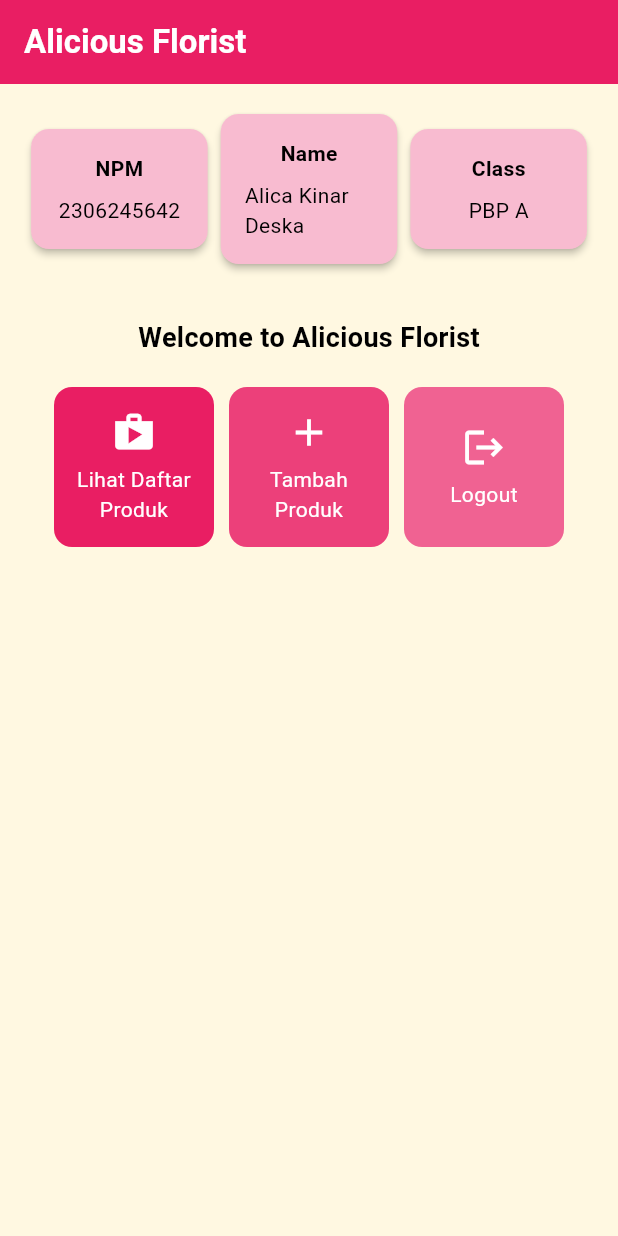
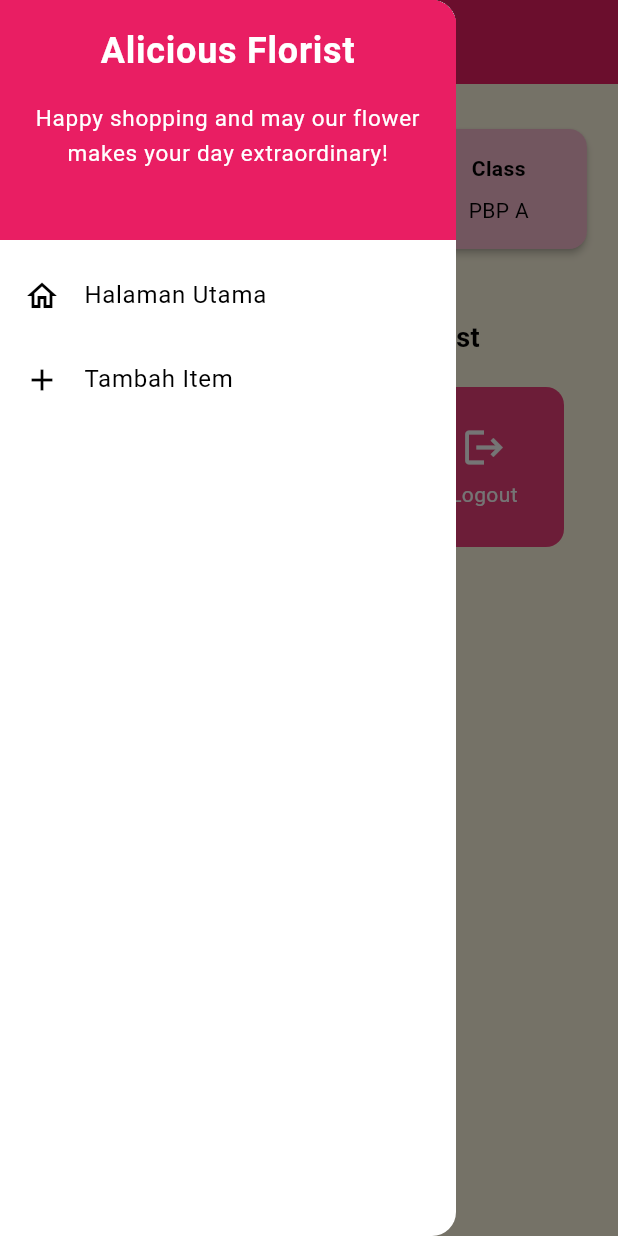
Before and after one commit to kinardes/alicious-florist-mobile, a Flutter app: the screen it shows after launch, with the side drawer open (before the commit the screen has no drawer), on a phone screen of 412 x 824 dp. Run offline on Flutter 3.47's test engine with Material 3 defaults, Android fonts, the phone set to English and light mode, and no system bars.

Commit message:
TUGAS 8 DONE YEAYYY

```diff
--- a/lib/main.dart
+++ b/lib/main.dart
@@ -1,4 +1,4 @@
-import 'package:alicious_florist/menu.dart';
+import 'package:alicious_florist/screens/menu.dart';
 import 'package:flutter/material.dart';
 
 void main() {
@@ -14,15 +14,30 @@ class MyApp extends StatelessWidget {
     return MaterialApp(
       title: 'Flutter Demo',
       theme: ThemeData(
+        // This is the theme of your application.
+        //
+        // TRY THIS: Try running your application with "flutter run". You'll see
+        // the application has a purple toolbar. Then, without quitting the app,
+        // try changing the seedColor in the colorScheme below to Colors.green
+        // and then invoke "hot reload" (save your changes or press the "hot
+        // reload" button in a Flutter-supported IDE, or press "r" if you used
+        // the command line to start the app).
+        //
+        // Notice that the counter didn't reset back to zero; the application
+        // state is not lost during the reload. To reset the state, use hot
+        // restart instead.
+        //
+        // This works for code too, not just values: Most code changes can be
+        // tested with just a hot reload.
          colorScheme: ColorScheme.fromSwatch(
               primarySwatch: Colors.pink,
         ).copyWith(
           secondary: Colors.pink[400],
-        surface: Colors.amber[50], // Set the background color here
+          surface: Colors.amber[50],
         ),
         useMaterial3: true,
       ),
-      home:MyHomePage(),
+      home: MyHomePage(),
     );
   }
 }
--- a/lib/menu.dart
+++ /dev/null
@@ -1,193 +0,0 @@
-import 'package:flutter/material.dart';
-
-class MyHomePage extends StatelessWidget {
-    final String npm = '2306245642'; // NPM
-    final String name = 'Alica Kinar Deska'; // Nama
-    final String className = 'PBP A'; // Kelas
-
-    final List<ItemHomepage> items = [
-         ItemHomepage("Lihat Daftar Produk", Icons.shop, Colors.pink),
-         ItemHomepage("Tambah Produk", Icons.add, Colors.pink.shade400),
-         ItemHomepage("Logout", Icons.logout, Colors.pink.shade300),
-    ];
-
-    MyHomePage({super.key});
-
-    @override
-    Widget build(BuildContext context) {
-      // Scaffold menyediakan struktur dasar halaman dengan AppBar dan body.
-      return Scaffold(
-        // AppBar adalah bagian atas halaman yang menampilkan judul.
-        appBar: AppBar(
-          // Judul aplikasi "Mental Health Tracker" dengan teks putih dan tebal.
-          title: const Text(
-            'Alicious Florist',
-            style: TextStyle(
-              color: Colors.white,
-              fontWeight: FontWeight.bold,
-            ),
-          ),
-          // Warna latar belakang AppBar diambil dari skema warna tema aplikasi.
-          backgroundColor: Theme.of(context).colorScheme.primary,
-        ),
-        backgroundColor: Theme.of(context).colorScheme.surface,
-        // Body halaman dengan padding di sekelilingnya.
-        body: SingleChildScrollView(
-          child: Padding(
-            padding: const EdgeInsets.all(16.0),
-            // Menyusun widget secara vertikal dalam sebuah kolom.
-            child: Column(
-              crossAxisAlignment: CrossAxisAlignment.center,
-              children: [
-                // Row untuk menampilkan 3 InfoCard secara horizontal.
-                Row(
-                  mainAxisAlignment: MainAxisAlignment.spaceEvenly,
-                  children: [
-                    InfoCard(title: 'NPM', content: npm),
-                    InfoCard(title: 'Name', content: name),
-                    InfoCard(title: 'Class', content: className),
-                  ],
-                ),
-                // Memberikan jarak vertikal 16 unit.
-                const SizedBox(height: 16.0),
-
-                // Menempatkan widget berikutnya di tengah halaman.
-                Center(
-                  child: Column(
-                    // Menyusun teks dan grid item secara vertikal.
-
-                    children: [
-                      // Menampilkan teks sambutan dengan gaya tebal dan ukuran 18.
-                      const Padding(
-                        padding: EdgeInsets.only(top: 16.0),
-                        child: Text(
-                          'Welcome to Alicious Florist',
-                          style: TextStyle(
-                            fontWeight: FontWeight.bold,
-                            fontSize: 18.0,
-                          ),
-                        ),
-                      ),
-
-                      // Grid untuk menampilkan ItemCard dalam bentuk grid 3 kolom.
-                      GridView.count(
-                        primary: true,
-                        padding: const EdgeInsets.all(20),
-                        crossAxisSpacing: 10,
-                        mainAxisSpacing: 10,
-                        crossAxisCount: 3,
-                        // Agar grid menyesuaikan tinggi kontennya.
-                        shrinkWrap: true,
-                        physics: const NeverScrollableScrollPhysics(),
-
-                        // Menampilkan ItemCard untuk setiap item dalam list items.
-                        children: items.map((ItemHomepage item) {
-                          return ItemCard(item);
-                        }).toList(),
-                      ),
-                    ],
-                  ),
-                ),
-              ],
-            ),
-          ),
-        ),
-      );
-    }
-  }
-
-class ItemHomepage {
-     final String name;
-     final IconData icon;
-     final Color color;
-
-     ItemHomepage(this.name, this.icon, this.color);
-}
-
-class InfoCard extends StatelessWidget {
-  // Kartu informasi yang menampilkan title dan content.
-
-  final String title;  // Judul kartu.
-  final String content;  // Isi kartu.
-
-  const InfoCard({super.key, required this.title, required this.content});
-
-  @override
-  Widget build(BuildContext context) {
-    return Card(
-      // Membuat kotak kartu dengan bayangan dibawahnya.
-      color: Colors.pink[100],
-      elevation: 2.0,
-      child: Container(
-        // Mengatur ukuran dan jarak di dalam kartu.
-        width: MediaQuery.of(context).size.width / 3.5, // menyesuaikan dengan lebar device yang digunakan.
-        padding: const EdgeInsets.all(16.0),
-        // Menyusun title dan content secara vertikal.
-        child: Column(
-          children: [
-            Text(
-              title,
-              style: const TextStyle(fontWeight: FontWeight.bold),
-            ),
-            const SizedBox(height: 8.0),
-            Text(content),
-          ],
-        ),
-      ),
-    );
-  }
-}
-
-class ItemCard extends StatelessWidget {
-  // Menampilkan kartu dengan ikon dan nama.
-
-  final ItemHomepage item;
-
-  const ItemCard(this.item, {super.key});
-
-  @override
-  Widget build(BuildContext context) {
-    return Material(
-      // Menentukan warna latar belakang dari tema aplikasi.
-      color: item.color,
-      // Membuat sudut kartu melengkung.
-      borderRadius: BorderRadius.circular(12),
-
-      child: InkWell(
-        // Aksi ketika kartu ditekan.
-        onTap: () {
-          // Menampilkan pesan SnackBar saat kartu ditekan.
-          ScaffoldMessenger.of(context)
-            ..hideCurrentSnackBar()
-            ..showSnackBar(
-              SnackBar(content: Text("Kamu telah menekan tombol ${item.name}!"))
-            );
-        },
-        // Container untuk menyimpan Icon dan Text
-        child: Container(
-          padding: const EdgeInsets.all(8),
-          child: Center(
-            child: Column(
-              // Menyusun ikon dan teks di tengah kartu.
-              mainAxisAlignment: MainAxisAlignment.center,
-              children: [
-                Icon(
-                  item.icon,
-                  color: Colors.white,
-                  size: 30.0,
-                ),
-                const Padding(padding: EdgeInsets.all(3)),
-                Text(
-                  item.name,
-                  textAlign: TextAlign.center,
-                  style: const TextStyle(color: Colors.white),
-                ),
-              ],
-            ),
-          ),
-        ),
-      ),
-    );
-  }
-
-}
--- /dev/null
+++ b/lib/screens/menu.dart
@@ -0,0 +1,140 @@
+import 'package:flutter/material.dart';
+import 'package:alicious_florist/widgets/left_drawer.dart';
+import 'package:alicious_florist/widgets/mood_card.dart';
+
+
+class MyHomePage extends StatelessWidget {
+    MyHomePage({super.key});
+  final String npm = '2306245642'; // NPM
+  final String name = 'Alica Kinar Deska'; // Nama
+  final String className = 'PBP A'; // Kelas
+
+
+  final List<ItemHomepage> items = [
+    ItemHomepage("Lihat Daftar Produk", Icons.shop, Colors.pink),
+    ItemHomepage("Tambah Item", Icons.add, Colors.pink.shade400),
+    ItemHomepage("Logout", Icons.logout, Colors.pink.shade300),
+  ];
+
+  @override
+  Widget build(BuildContext context) {
+    // Scaffold menyediakan struktur dasar halaman dengan AppBar dan body.
+    return Scaffold(
+      // AppBar adalah bagian atas halaman yang menampilkan judul.
+      appBar: AppBar(
+        // Judul aplikasi "Alicious Florist" dengan teks putih dan tebal.
+        title: const Text(
+          'Alicious Florist',
+          style: TextStyle(
+            color: Colors.white,
+            fontWeight: FontWeight.bold,
+          ),
+
+        ),
+        // Warna latar belakang AppBar diambil dari skema warna tema aplikasi.
+        backgroundColor: Theme.of(context).colorScheme.primary,
+        // Warna icon drawer jadi putih
+        iconTheme: const IconThemeData(color: Colors.white),
+
+      ),
+      // Masukkan drawer sebagai parameter nilai drawer dari widget Scaffold
+      drawer: const LeftDrawer(),
+      backgroundColor: Theme.of(context).colorScheme.surface,
+      // Body halaman dengan padding di sekelilingnya.
+      body: SingleChildScrollView(
+        child: Padding(
+          padding: const EdgeInsets.all(16.0),
+          // Menyusun widget secara vertikal dalam sebuah kolom.
+          child: Column(
+            crossAxisAlignment: CrossAxisAlignment.center,
+            children: [
+            // Row untuk menampilkan 3 InfoCard secara horizontal.
+            Row(
+              mainAxisAlignment: MainAxisAlignment.spaceEvenly,
+              children: [
+                InfoCard(title: 'NPM', content: npm),
+                InfoCard(title: 'Name', content: name),
+                InfoCard(title: 'Class', content: className),
+              ],
+            ),
+
+            // Memberikan jarak vertikal 16 unit.
+            const SizedBox(height: 16.0),
+
+            // Menempatkan widget berikutnya di tengah halaman.
+            Center(
+              child: Column(
+                // Menyusun teks dan grid item secara vertikal.
+
+                children: [
+                  // Menampilkan teks sambutan dengan gaya tebal dan ukuran 18.
+                  const Padding(
+                    padding: EdgeInsets.only(top: 16.0),
+                    child: Text(
+                      'Welcome to Alicious Florist',
+                      style: TextStyle(
+                        fontWeight: FontWeight.bold,
+                        fontSize: 18.0,
+                      ),
+                    ),
+                  ),
+
+                  // Grid untuk menampilkan ItemCard dalam bentuk grid 3 kolom.
+                  GridView.count(
+                    primary: true,
+                    padding: const EdgeInsets.all(20),
+                    crossAxisSpacing: 10,
+                    mainAxisSpacing: 10,
+                    crossAxisCount: 3,
+                    // Agar grid menyesuaikan tinggi kontennya.
+                    shrinkWrap: true,
+
+                    // Menampilkan ItemCard untuk setiap item dalam list items.
+                    children: items.map((ItemHomepage item) {
+                      return ItemCard(item);
+                    }).toList(),
+                  ),
+                ],
+              ),
+            ),
+          ],
+        ),
+      ),
+      ),
+    );
+  }
+}
+
+class InfoCard extends StatelessWidget {
+  // Kartu informasi yang menampilkan title dan content.
+
+  final String title;  // Judul kartu.
+  final String content;  // Isi kartu.
+
+  const InfoCard({super.key, required this.title, required this.content});
+
+  @override
+  Widget build(BuildContext context) {
+    return Card(
+      // Membuat kotak kartu dengan bayangan dibawahnya.
+      color: Colors.pink[100],
+      elevation: 2.0,
+      child: Container(
+        // Mengatur ukuran dan jarak di dalam kartu.
+        width: MediaQuery.of(context).size.width / 3.5, // menyesuaikan dengan lebar device yang digunakan.
+        padding: const EdgeInsets.all(16.0),
+        // Menyusun title dan content secara vertikal.
+        child: Column(
+          children: [
+            Text(
+              title,
+              style: const TextStyle(fontWeight: FontWeight.bold),
+            ),
+            const SizedBox(height: 8.0),
+            Text(content),
+          ],
+        ),
+      ),
+    );
+  }
+}
--- /dev/null
+++ b/lib/widgets/left_drawer.dart
@@ -0,0 +1,71 @@
+import 'package:flutter/material.dart';
+import 'package:alicious_florist/screens/menu.dart';
+import 'package:alicious_florist/screens/productentry_form.dart';
+
+
+class LeftDrawer extends StatelessWidget {
+  const LeftDrawer({super.key});
+
+  @override
+  Widget build(BuildContext context) {
+    return Drawer(
+      child: ListView(
+        children: [
+          DrawerHeader(
+            decoration: BoxDecoration(
+                  color: Theme.of(context).colorScheme.primary,
+                ),
+                child: const Column(
+                  children: [
+                    Text(
+                      'Alicious Florist',
+                      textAlign: TextAlign.center,
+                      style: TextStyle(
+                        fontSize: 24,
+                        fontWeight: FontWeight.bold,
+                        color: Colors.white,
+                      ),
+                    ),
+                    Padding(padding: EdgeInsets.all(8)),
+                    Text(
+                      "Happy shopping and may our flower makes your day extraordinary!",
+                      textAlign: TextAlign.center,
+                      style: TextStyle(
+                      fontSize: 15,
+                      color: Colors.white,
+                      fontWeight: FontWeight.normal,
+                      ),
+                    ),
+                  ],
+                ),
+          ),
+            ListTile(
+                leading: const Icon(Icons.home_outlined),
+                title: const Text('Halaman Utama'),
+                // Bagian redirection ke MyHomePage
+                onTap: () {
+                  Navigator.pushReplacement(
+                      context,
+                      MaterialPageRoute(
+                        builder: (context) => MyHomePage(),
+                      ));
+                },
+              ),
+            ListTile(
+              leading: const Icon(Icons.add),
+              title: const Text('Tambah Item'),
+              // Bagian redirection ke ProductFormPage
+              onTap: () {
+                Navigator.push(
+                  context,
+                  MaterialPageRoute(
+                    builder: (context) => const ProductEntryFormPage(),
+                  ),
+                );
+              },
+            ),
+          ],
+      ),
+    );
+  }
+}
--- /dev/null
+++ b/lib/widgets/mood_card.dart
@@ -0,0 +1,75 @@
+import 'package:alicious_florist/screens/productentry_form.dart';
+import 'package:flutter/material.dart';
+
+
+class ItemCard extends StatelessWidget {
+  // Menampilkan kartu dengan ikon dan nama.
+
+  final ItemHomepage item;
+
+  const ItemCard(this.item, {super.key});
+
+  @override
+  Widget build(BuildContext context) {
+    return Material(
+      // Menentukan warna latar belakang dari tema aplikasi.
+      color: Theme.of(context).colorScheme.secondary,
+      // Membuat sudut kartu melengkung.
+      borderRadius: BorderRadius.circular(12),
+
+      child: InkWell(
+        // Aksi ketika kartu ditekan.
+        onTap: () {
+          // Menampilkan pesan SnackBar saat kartu ditekan.
+          ScaffoldMessenger.of(context)
+            ..hideCurrentSnackBar()
+            ..showSnackBar(
+              SnackBar(content: Text("Kamu telah menekan tombol ${item.name}!")));
+          // Navigate ke route yang sesuai (tergantung jenis tombol)
+          if (item.name == "Tambah Item") {
+            Navigator.push(
+                context,
+                MaterialPageRoute(
+                  builder: (context) => const ProductEntryFormPage(),
+                ),
+              );
+            }
+        },
+        // Container untuk menyimpan Icon dan Text
+        child: Container(
+          padding: const EdgeInsets.all(8),
+          child: Center(
+            child: Column(
+              // Menyusun ikon dan teks di tengah kartu.
+              mainAxisAlignment: MainAxisAlignment.center,
+              children: [
+                Icon(
+                  item.icon,
+                  color: Colors.white,
+                  size: 30.0,
+                ),
+                const Padding(padding: EdgeInsets.all(3)),
+                Text(
+                  item.name,
+                  textAlign: TextAlign.center,
+                  style: const TextStyle(color: Colors.white),
+                ),
+              ],
+            ),
+          ),
+        ),
+      ),
+    );
+  }
+
+}
+
+ class ItemHomepage {
+     final String name;
+     final IconData icon;
+     final Color color;
+
+     ItemHomepage(this.name, this.icon, this.color);
+
+
+ }
```
Also changed, not shown: lib/screens/productentry_form.dart (added, +161 -0 lines), 1 other file. Lines whose indentation alone changed are shown as unchanged.
